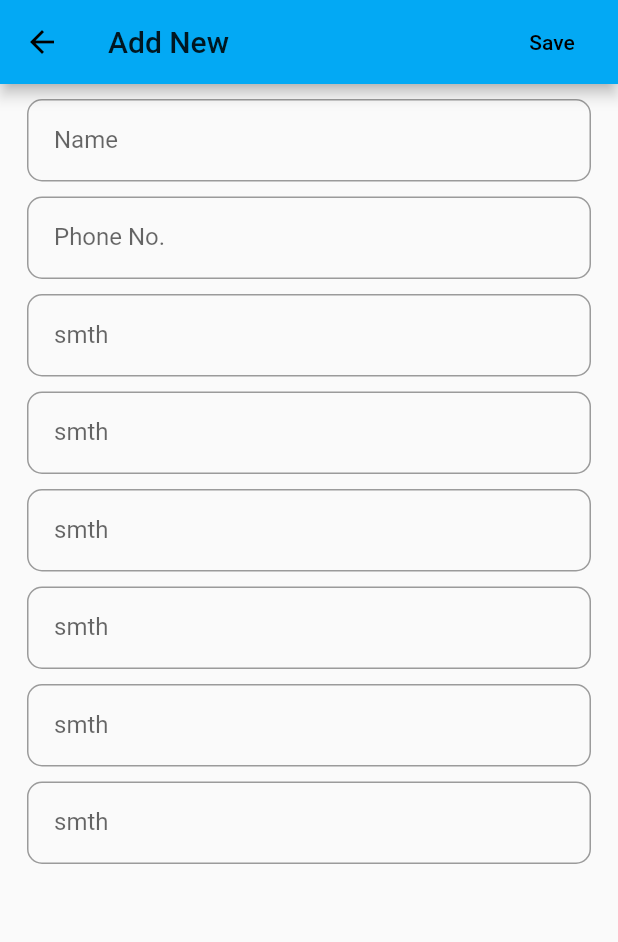
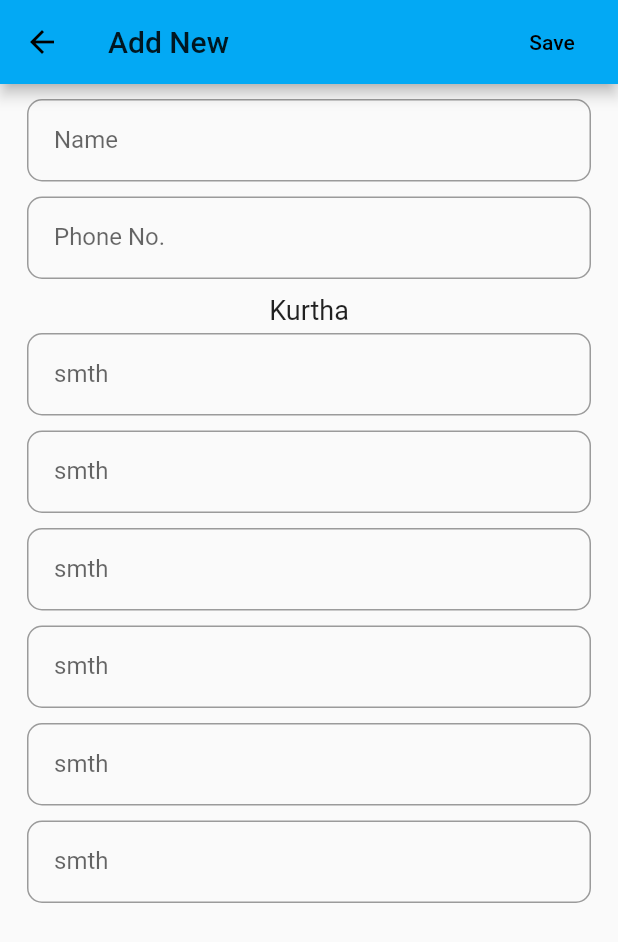
Before and after one commit to SushanShakya/My-First-App, a Flutter app: the MeasurementForm screen opened directly, on a phone screen of 412 x 824 dp. Shown: the top 942 px of the screen. Run offline on Flutter 3.47's test engine with Material 2 defaults, Android fonts, the phone set to English and light mode, and no system bars.

```diff
--- /dev/null
+++ b/lib/ui/DatabaseHelper.dart
@@ -0,0 +1,3 @@
+//class Connector{
+//
+//}
--- a/lib/ui/pages/addPage/mainSubmissionForm.dart
+++ b/lib/ui/pages/addPage/mainSubmissionForm.dart
@@ -12,13 +12,13 @@ class _MeasurementFormState extends State<MeasurementForm> {
   List customerDetail = [];
   List template = ['Name', 'Phone No.','smth', 'smth','smth','smth','smth','smth'];//Created a list instead of hardcoding the strings
   TextEditingController _message = new TextEditingController();
-  FocusNode shit2 = new FocusNode();
-  FocusNode shit3 = new FocusNode();
-  FocusNode shit4 = new FocusNode();
-  FocusNode shit5 = new FocusNode();
-  FocusNode shit6 = new FocusNode();
-  FocusNode shit7 = new FocusNode();
-  FocusNode shit8 = new FocusNode();
+  final FocusNode shit2 = new FocusNode();
+  final FocusNode shit3 = new FocusNode();
+  final FocusNode shit4 = new FocusNode();
+  final FocusNode shit5 = new FocusNode();
+  final FocusNode shit6 = new FocusNode();
+  final FocusNode shit7 = new FocusNode();
+  final FocusNode shit8 = new FocusNode();
 
   @override
   void initState() {
@@ -64,89 +64,97 @@ class _MeasurementFormState extends State<MeasurementForm> {
 
                 ),
               const SizedBox(height: 10.0,),
-              TextFormField(
-                decoration: InputDecoration(
-                    labelText: template[1]
-                ),
-                onChanged: (String str){
-                  customerDetail.add(str);
-                },
-                  onEditingComplete: (){
-                    FocusScope.of(context).requestFocus(shit3);
-                  },
-                textInputAction: TextInputAction.next,
-                  focusNode: shit2
-              ),
+              _Input(null, template[1], shit2, shit3),
+//              TextFormField(
+//                decoration: InputDecoration(
+//                    labelText: template[1]
+//                ),
+//                onChanged: (String str){
+//                  customerDetail.add(str);
+//                },
+//                  onEditingComplete: (){
+//                    FocusScope.of(context).requestFocus(shit3);
+//                  },
+//                textInputAction: TextInputAction.next,
+//                  focusNode: shit2
+//              ),
               const SizedBox(height: 10.0,),
-              TextFormField(
-                decoration: InputDecoration(
-                    labelText: template[2]
-                ),
-                onChanged: (String str){
-                  customerDetail.add(str);
-                },
-                  onEditingComplete: (){
-                    FocusScope.of(context).requestFocus(shit4);
-                  },
-                  focusNode: shit3,
-                  textInputAction: TextInputAction.next
-              ),
+              Text("Kurtha", style: TextStyle(fontSize: 18.0),textAlign: TextAlign.left,), //UI part
+              const SizedBox(height: 5.0,),
+              _Input(null, template[2], shit3, shit4),
+//              TextFormField(
+//                decoration: InputDecoration(
+//                    labelText: template[2]
+//                ),
+//                onChanged: (String str){
+//                  customerDetail.add(str);
+//                },
+//                  onEditingComplete: (){
+//                    FocusScope.of(context).requestFocus(shit4);
+//                  },
+//                  focusNode: shit3,
+//                  textInputAction: TextInputAction.next
+//              ),
               const SizedBox(height: 10.0,),
-              TextFormField(
-                decoration: InputDecoration(
-                    labelText: template[3]
-                ),
-                onChanged: (String str){
-                  customerDetail.add(str);
-                },
-                  onEditingComplete: (){
-                    FocusScope.of(context).requestFocus(shit5);
-                  },
-                  focusNode: shit4,
-                  textInputAction: TextInputAction.next
-              ),
+              _Input(null, template[3], shit4, shit5),
+//              TextFormField(
+//                decoration: InputDecoration(
+//                    labelText: template[3]
+//                ),
+//                onChanged: (String str){
+//                  customerDetail.add(str);
+//                },
+//                  onEditingComplete: (){
+//                    FocusScope.of(context).requestFocus(shit5);
+//                  },
+//                  focusNode: shit4,
+//                  textInputAction: TextInputAction.next
+//              ),
               const SizedBox(height: 10.0,),
-              TextFormField(
-                decoration: InputDecoration(
-                    labelText: template[4]
-                ),
-                onChanged: (String str){
-                  customerDetail.add(str);
-                },
-                  onEditingComplete: (){
-                    FocusScope.of(context).requestFocus(shit6);
-                  },
-                  focusNode: shit5,
-                  textInputAction: TextInputAction.next
-              ),
+              _Input(null, template[4], shit5, shit6),
+//              TextFormField(
+//                decoration: InputDecoration(
+//                    labelText: template[4]
+//                ),
+//                onChanged: (String str){
+//                  customerDetail.add(str);
+//                },
+//                  onEditingComplete: (){
+//                    FocusScope.of(context).requestFocus(shit6);
+//                  },
+//                  focusNode: shit5,
+//                  textInputAction: TextInputAction.next
+//              ),
               const SizedBox(height: 10.0,),
-              TextFormField(
-                decoration: InputDecoration(
-                    labelText: template[5]
-                ),
-                onChanged: (String str){
-                  customerDetail.add(str);
-                },
-                  onEditingComplete: (){
-                    FocusScope.of(context).requestFocus(shit7);
-                  },
-                  focusNode: shit6,
-                  textInputAction: TextInputAction.next
-              ),
+              _Input(null, template[5], shit6, shit7),
+//              TextFormField(
+//                decoration: InputDecoration(
+//                    labelText: template[5]
+//                ),
+//                onChanged: (String str){
+//                  customerDetail.add(str);
+//                },
+//                  onEditingComplete: (){
+//                    FocusScope.of(context).requestFocus(shit7);
+//                  },
+//                  focusNode: shit6,
+//                  textInputAction: TextInputAction.next
+//              ),
               const SizedBox(height: 10.0,),
-              TextFormField(
-                decoration: InputDecoration(
-                    labelText: template[6]
-                ),
-                onChanged: (String str){
-                  customerDetail.add(str);
-                },
-                  focusNode: shit7,
-                  onEditingComplete: (){
-                    FocusScope.of(context).requestFocus(shit8);
-                  },
-                  textInputAction: TextInputAction.next
-              ),
+              _Input(null, template[6], shit7, shit8),
+//              TextFormField(
+//                decoration: InputDecoration(
+//                    labelText: template[6]
+//                ),
+//                onChanged: (String str){
+//                  customerDetail.add(str);
+//                },
+//                  focusNode: shit7,
+//                  onEditingComplete: (){
+//                    FocusScope.of(context).requestFocus(shit8);
+//                  },
+//                  textInputAction: TextInputAction.next
+//              ),
               const SizedBox(height: 10.0,),
               TextFormField(
                 decoration: InputDecoration(
@@ -166,3 +174,27 @@ class _MeasurementFormState extends State<MeasurementForm> {
     );
   }
 }
+
+class _Input extends StatelessWidget {
+
+  final TextEditingController _controller;
+  final String _template;
+  final FocusNode _nextNode, _ownNode;
+
+  _Input(this._controller, this._template, this._ownNode, this._nextNode);
+
+  @override
+  Widget build(BuildContext context) {
+    return TextFormField(
+        controller: _controller,
+        decoration: InputDecoration(
+            labelText: _template
+        ),
+    onEditingComplete: (){
+      FocusScope.of(context).requestFocus(_nextNode);
+    },
+    textInputAction: TextInputAction.next,
+    focusNode: _ownNode,
+);
+  }
+}
```
Also changed, not shown: lib/ui/pages/InheritedWidget/NoteInherit.dart (added, +47 -0 lines), lib/ui/pages/home.dart (+10 -2 lines).
